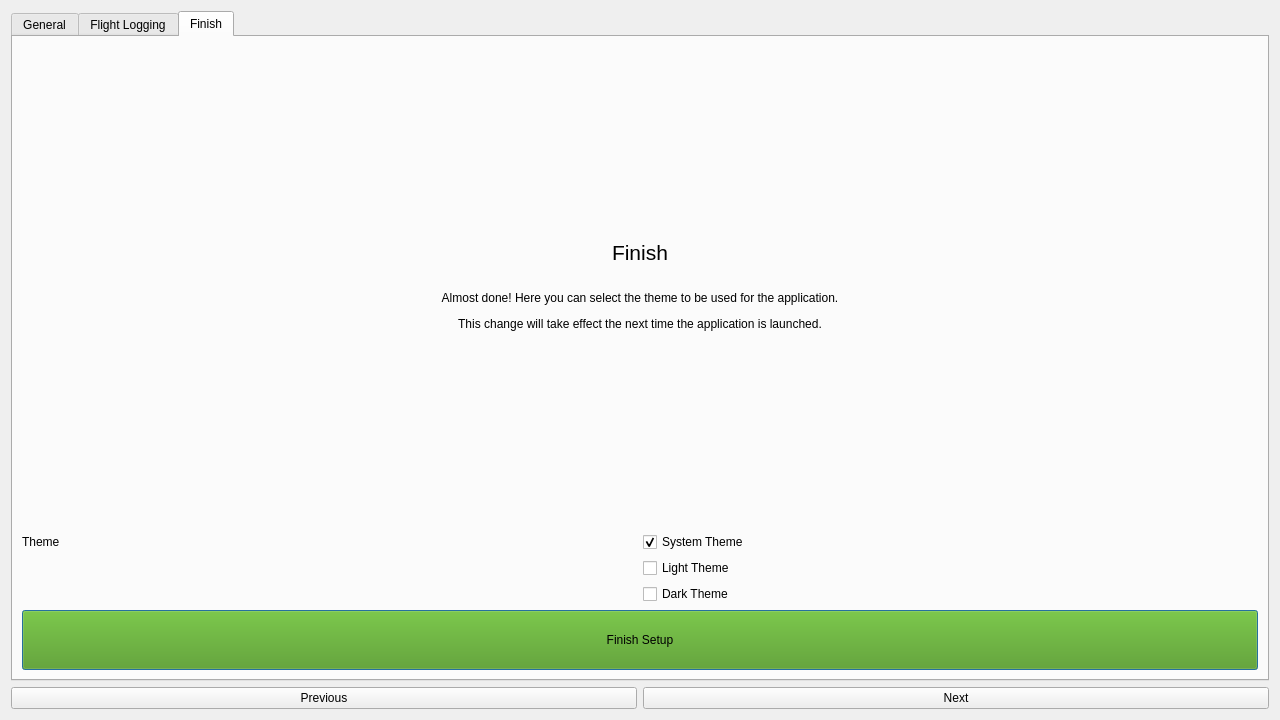
fiffty-50/openPilotLog, file src/gui/dialogues/firstrundialog.ui: the form before one commit.
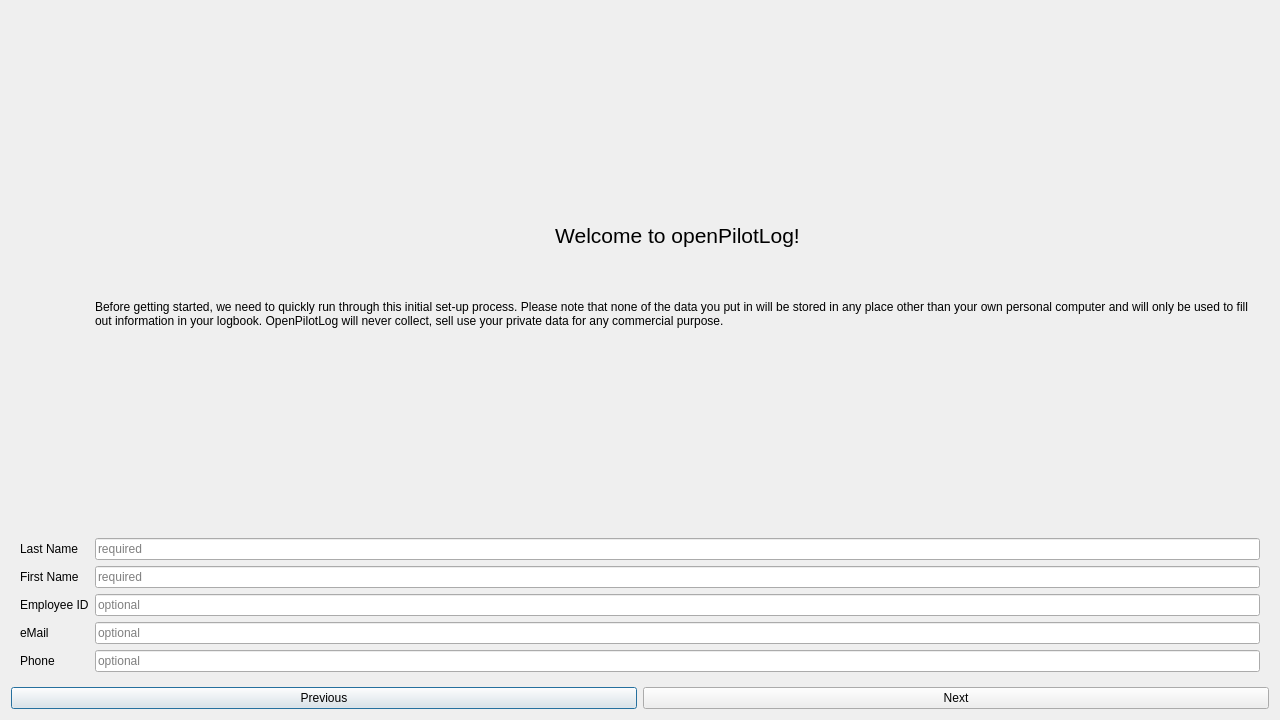
The form after the commit. The open tabs and pages were chosen to show the change.

Commit message: Refactored FirstRunDialog now StackedWidget, cleaned next/previous logic

Patch:
```diff
--- a/src/gui/dialogues/firstrundialog.ui
+++ b/src/gui/dialogues/firstrundialog.ui
@@ -15,14 +15,8 @@
   </property>
   <layout class="QGridLayout" name="gridLayout">
    <item row="0" column="0" colspan="2">
-    <widget class="QTabWidget" name="tabWidget">
-     <property name="currentIndex">
-      <number>0</number>
-     </property>
-     <widget class="QWidget" name="tab_1">
-      <attribute name="title">
-       <string>General</string>
-      </attribute>
+    <widget class="QStackedWidget" name="stackedWidget">
+     <widget class="QWidget" name="stackedWidgetPage1">
       <layout class="QGridLayout" name="gridLayout_2">
        <item row="0" column="1">
         <widget class="QLabel" name="label">
@@ -130,10 +124,7 @@
        </item>
       </layout>
      </widget>
-     <widget class="QWidget" name="tab_2">
-      <attribute name="title">
-       <string>Flight Logging</string>
-      </attribute>
+     <widget class="QWidget" name="stackedWidgetPage2">
       <layout class="QGridLayout" name="gridLayout_3">
        <item row="0" column="1">
         <widget class="QLabel" name="label_2">
@@ -387,10 +378,7 @@
        </item>
       </layout>
      </widget>
-     <widget class="QWidget" name="tab_3">
-      <attribute name="title">
-       <string>Finish</string>
-      </attribute>
+     <widget class="QWidget" name="stackedWidgetPage3">
       <layout class="QGridLayout" name="gridLayout_4">
        <item row="0" column="0" colspan="2">
         <widget class="QLabel" name="label_4">
@@ -422,36 +410,6 @@
          </property>
         </widget>
        </item>
-       <item row="2" column="1">
-        <widget class="QCheckBox" name="lightThemeCheckBox">
-         <property name="text">
-          <string>Light Theme</string>
-         </property>
-        </widget>
-       </item>
-       <item row="3" column="1">
-        <widget class="QCheckBox" name="darkThemeCheckBox">
-         <property name="text">
-          <string>Dark Theme</string>
-         </property>
-        </widget>
-       </item>
-       <item row="4" column="0" colspan="2">
-        <widget class="QPushButton" name="finishButton">
-         <property name="minimumSize">
-          <size>
-           <width>0</width>
-           <height>60</height>
-          </size>
-         </property>
-         <property name="styleSheet">
-          <string notr="true">background-color:rgb(78, 154, 6)</string>
-         </property>
-         <property name="text">
-          <string>Finish Setup</string>
-         </property>
-        </widget>
-       </item>
       </layout>
      </widget>
     </widget>
```
Left out of the diff: 45 changed lines with no effect on the pictures. The commit also changes 3 other files.
